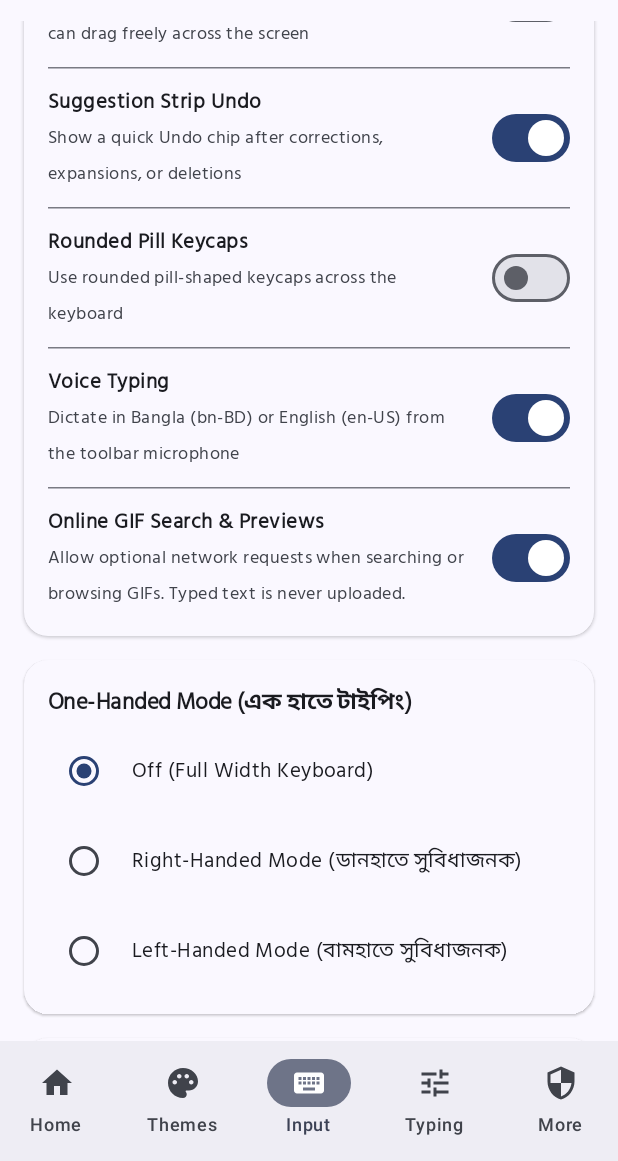
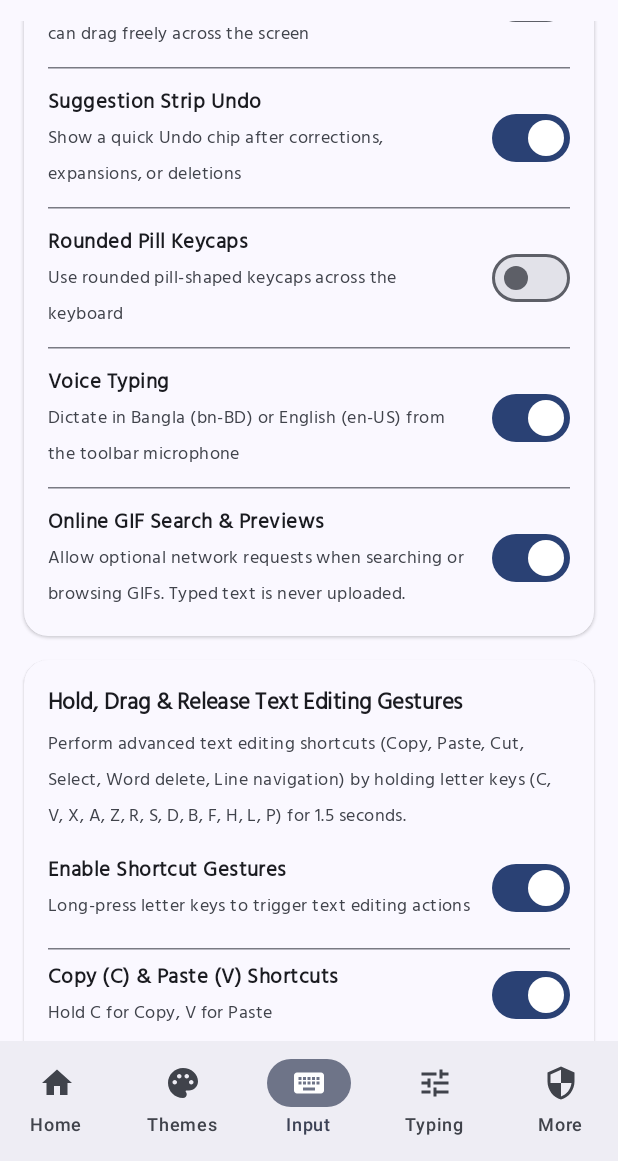
Before and after one commit to AdiBhaiAlpha/Okkhor-bangla-keyboard, an Android app built with Jetpack Compose: the screen it shows after launch (MainActivity), item 3 of the bottom bar chosen, scrolled down 1428 dp, on a phone screen of 412 x 824 dp, the part 75-1236 px from its top. Run offline under Robolectric (Android 15) with nearby library versions, the phone set to English and light mode, and no system bars.

Commit message:
feat: add gesture-based text editing shortcuts
Implement gesture-based text editing controls, including copy, paste, cut, word navigation, and line navigation, triggerable via long-press on specific keys. Added configuration settings and input service logic to support these new input gestures.

```diff
--- a/app/src/main/java/com/example/okkhor/data/model/KeyboardSettings.kt
+++ b/app/src/main/java/com/example/okkhor/data/model/KeyboardSettings.kt
@@ -59,7 +59,23 @@ data class KeyboardSettings(
     val floatingOffsetX: Float = 0f,
     val floatingOffsetY: Float = 0f,
     val customTranslationUrl: String = "",
-    val customThemeJson: String = ""
+    val customThemeJson: String = "",
+    val shortcutGesturesEnabled: Boolean = true,
+    val shortcutCopyEnabled: Boolean = true,
+    val shortcutPasteEnabled: Boolean = true,
+    val shortcutCutEnabled: Boolean = true,
+    val shortcutSelectAllEnabled: Boolean = true,
+    val shortcutUndoEnabled: Boolean = true,
+    val shortcutRedoEnabled: Boolean = true,
+    val shortcutSelectWordEnabled: Boolean = true,
+    val shortcutDeleteWordEnabled: Boolean = true,
+    val shortcutPrevWordEnabled: Boolean = true,
+    val shortcutNextWordEnabled: Boolean = true,
+    val shortcutLineStartEnabled: Boolean = true,
+    val shortcutLineEndEnabled: Boolean = true,
+    val shortcutClipboardDockEnabled: Boolean = true,
+    val shortcutLongPressDurationMs: Long = 1500L,
+    val shortcutHapticEnabled: Boolean = true
 )
 
 data class ShortcutItem(
--- a/app/src/main/java/com/example/okkhor/data/preferences/KeyboardPreferencesRepository.kt
+++ b/app/src/main/java/com/example/okkhor/data/preferences/KeyboardPreferencesRepository.kt
@@ -136,7 +136,23 @@ class KeyboardPreferencesRepository private constructor(context: Context) {
             floatingOffsetX = prefs.getFloat(KEY_FLOATING_OFFSET_X, 0f).coerceIn(-120f, 120f),
             floatingOffsetY = prefs.getFloat(KEY_FLOATING_OFFSET_Y, 0f).coerceIn(-160f, 0f),
             customTranslationUrl = prefs.getString(KEY_CUSTOM_TRANSLATION_URL, "") ?: "",
-            customThemeJson = prefs.getString(KEY_CUSTOM_THEME_JSON, "") ?: ""
+            customThemeJson = prefs.getString(KEY_CUSTOM_THEME_JSON, "") ?: "",
+            shortcutGesturesEnabled = prefs.getBoolean(KEY_SHORTCUT_GESTURES_ENABLED, true),
+            shortcutCopyEnabled = prefs.getBoolean(KEY_SHORTCUT_COPY_ENABLED, true),
+            shortcutPasteEnabled = prefs.getBoolean(KEY_SHORTCUT_PASTE_ENABLED, true),
+            shortcutCutEnabled = prefs.getBoolean(KEY_SHORTCUT_CUT_ENABLED, true),
+            shortcutSelectAllEnabled = prefs.getBoolean(KEY_SHORTCUT_SELECT_ALL_ENABLED, true),
+            shortcutUndoEnabled = prefs.getBoolean(KEY_SHORTCUT_UNDO_ENABLED, true),
+            shortcutRedoEnabled = prefs.getBoolean(KEY_SHORTCUT_REDO_ENABLED, true),
+            shortcutSelectWordEnabled = prefs.getBoolean(KEY_SHORTCUT_SELECT_WORD_ENABLED, true),
+            shortcutDeleteWordEnabled = prefs.getBoolean(KEY_SHORTCUT_DELETE_WORD_ENABLED, true),
+            shortcutPrevWordEnabled = prefs.getBoolean(KEY_SHORTCUT_PREV_WORD_ENABLED, true),
+            shortcutNextWordEnabled = prefs.getBoolean(KEY_SHORTCUT_NEXT_WORD_ENABLED, true),
+            shortcutLineStartEnabled = prefs.getBoolean(KEY_SHORTCUT_LINE_START_ENABLED, true),
+            shortcutLineEndEnabled = prefs.getBoolean(KEY_SHORTCUT_LINE_END_ENABLED, true),
+            shortcutClipboardDockEnabled = prefs.getBoolean(KEY_SHORTCUT_CLIPBOARD_DOCK_ENABLED, true),
+            shortcutLongPressDurationMs = prefs.getLong(KEY_SHORTCUT_LONG_PRESS_DURATION_MS, 1500L).coerceIn(1000L, 3000L),
+            shortcutHapticEnabled = prefs.getBoolean(KEY_SHORTCUT_HAPTIC_ENABLED, true)
         )
     }
 
@@ -191,6 +207,22 @@ class KeyboardPreferencesRepository private constructor(context: Context) {
             putFloat(KEY_FLOATING_OFFSET_Y, updated.floatingOffsetY)
             putString(KEY_CUSTOM_TRANSLATION_URL, updated.customTranslationUrl)
             putString(KEY_CUSTOM_THEME_JSON, updated.customThemeJson)
+            putBoolean(KEY_SHORTCUT_GESTURES_ENABLED, updated.shortcutGesturesEnabled)
+            putBoolean(KEY_SHORTCUT_COPY_ENABLED, updated.shortcutCopyEnabled)
+            putBoolean(KEY_SHORTCUT_PASTE_ENABLED, updated.shortcutPasteEnabled)
+            putBoolean(KEY_SHORTCUT_CUT_ENABLED, updated.shortcutCutEnabled)
+            putBoolean(KEY_SHORTCUT_SELECT_ALL_ENABLED, updated.shortcutSelectAllEnabled)
+            putBoolean(KEY_SHORTCUT_UNDO_ENABLED, updated.shortcutUndoEnabled)
+            putBoolean(KEY_SHORTCUT_REDO_ENABLED, updated.shortcutRedoEnabled)
+            putBoolean(KEY_SHORTCUT_SELECT_WORD_ENABLED, updated.shortcutSelectWordEnabled)
+            putBoolean(KEY_SHORTCUT_DELETE_WORD_ENABLED, updated.shortcutDeleteWordEnabled)
+            putBoolean(KEY_SHORTCUT_PREV_WORD_ENABLED, updated.shortcutPrevWordEnabled)
+            putBoolean(KEY_SHORTCUT_NEXT_WORD_ENABLED, updated.shortcutNextWordEnabled)
+            putBoolean(KEY_SHORTCUT_LINE_START_ENABLED, updated.shortcutLineStartEnabled)
+            putBoolean(KEY_SHORTCUT_LINE_END_ENABLED, updated.shortcutLineEndEnabled)
+            putBoolean(KEY_SHORTCUT_CLIPBOARD_DOCK_ENABLED, updated.shortcutClipboardDockEnabled)
+            putLong(KEY_SHORTCUT_LONG_PRESS_DURATION_MS, updated.shortcutLongPressDurationMs)
+            putBoolean(KEY_SHORTCUT_HAPTIC_ENABLED, updated.shortcutHapticEnabled)
             apply()
         }
         if (updated.clipboardRetentionHours != previous.clipboardRetentionHours) {
@@ -615,6 +647,22 @@ class KeyboardPreferencesRepository private constructor(context: Context) {
         private const val KEY_FLOATING_OFFSET_Y = "pref_floating_offset_y"
         private const val KEY_CUSTOM_TRANSLATION_URL = "pref_custom_translation_url"
         private const val KEY_CUSTOM_THEME_JSON = "pref_custom_theme_json"
+        private const val KEY_SHORTCUT_GESTURES_ENABLED = "pref_shortcut_gestures_enabled"
+        private const val KEY_SHORTCUT_COPY_ENABLED = "pref_shortcut_copy_enabled"
+        private const val KEY_SHORTCUT_PASTE_ENABLED = "pref_shortcut_paste_enabled"
+        private const val KEY_SHORTCUT_CUT_ENABLED = "pref_shortcut_cut_enabled"
+        private const val KEY_SHORTCUT_SELECT_ALL_ENABLED = "pref_shortcut_select_all_enabled"
+        private const val KEY_SHORTCUT_UNDO_ENABLED = "pref_shortcut_undo_enabled"
+        private const val KEY_SHORTCUT_REDO_ENABLED = "pref_shortcut_redo_enabled"
+        private const val KEY_SHORTCUT_SELECT_WORD_ENABLED = "pref_shortcut_select_word_enabled"
+        private const val KEY_SHORTCUT_DELETE_WORD_ENABLED = "pref_shortcut_delete_word_enabled"
+        private const val KEY_SHORTCUT_PREV_WORD_ENABLED = "pref_shortcut_prev_word_enabled"
+        private const val KEY_SHORTCUT_NEXT_WORD_ENABLED = "pref_shortcut_next_word_enabled"
+        private const val KEY_SHORTCUT_LINE_START_ENABLED = "pref_shortcut_line_start_enabled"
+        private const val KEY_SHORTCUT_LINE_END_ENABLED = "pref_shortcut_line_end_enabled"
+        private const val KEY_SHORTCUT_CLIPBOARD_DOCK_ENABLED = "pref_shortcut_clipboard_dock_enabled"
+        private const val KEY_SHORTCUT_LONG_PRESS_DURATION_MS = "pref_shortcut_long_press_duration_ms"
+        private const val KEY_SHORTCUT_HAPTIC_ENABLED = "pref_shortcut_haptic_enabled"
         private const val KEY_SHORTCUTS = "pref_shortcuts_json"
         private const val KEY_CLIPBOARD = "pref_clipboard_json"
         private const val KEY_RECENT_EMOJIS = "pref_recent_emojis"
--- a/app/src/main/java/com/example/okkhor/ui/settings/InputSettingsSection.kt
+++ b/app/src/main/java/com/example/okkhor/ui/settings/InputSettingsSection.kt
@@ -399,6 +399,84 @@ fun InputSettingsSection(
             }
         }
 
+        // Hold, Drag & Release Text Editing Gestures Card
+        Card(
+            modifier = Modifier.fillMaxWidth(),
+            shape = RoundedCornerShape(16.dp),
+            colors = CardDefaults.cardColors(
+                containerColor = MaterialTheme.colorScheme.surface
+            ),
+            elevation = CardDefaults.cardElevation(defaultElevation = 1.dp)
+        ) {
+            Column(
+                modifier = Modifier
+                    .fillMaxWidth()
+                    .padding(16.dp)
+            ) {
+                Text(
+                    text = "Hold, Drag & Release Text Editing Gestures",
+                    fontSize = 15.sp,
+                    fontWeight = FontWeight.Bold,
+                    modifier = Modifier.padding(bottom = 4.dp)
+                )
+                Text(
+                    text = "Perform advanced text editing shortcuts (Copy, Paste, Cut, Select, Word delete, Line navigation) by holding letter keys (C, V, X, A, Z, R, S, D, B, F, H, L, P) for 1.5 seconds.",
+                    fontSize = 12.sp,
+                    color = MaterialTheme.colorScheme.onSurfaceVariant,
+                    modifier = Modifier.padding(bottom = 12.dp)
+                )
+
+                SettingToggleItem(
+                    title = "Enable Shortcut Gestures",
+                    description = "Long-press letter keys to trigger text editing actions",
+                    checked = settings.shortcutGesturesEnabled,
+                    tag = "switch_shortcut_gestures",
+                    onCheckedChange = { checked ->
+                        onUpdateSettings { it.copy(shortcutGesturesEnabled = checked) }
+                    }
+                )
+
+                if (settings.shortcutGesturesEnabled) {
+                    Spacer(modifier = Modifier.height(10.dp))
+                    HorizontalDivider(modifier = Modifier.padding(vertical = 6.dp))
+
+                    SettingToggleItem(
+                        title = "Copy (C) & Paste (V) Shortcuts",
+                        description = "Hold C for Copy, V for Paste",
+                        checked = settings.shortcutCopyEnabled && settings.shortcutPasteEnabled,
+                        tag = "switch_shortcut_copy_paste",
+                        onCheckedChange = { checked ->
+                            onUpdateSettings { it.copy(shortcutCopyEnabled = checked, shortcutPasteEnabled = checked) }
+                        }
+                    )
+
+                    HorizontalDivider(modifier = Modifier.padding(vertical = 8.dp))
+
+                    SettingToggleItem(
+                        title = "Select Word (S) & Delete Word (D)",
+                        description = "Hold S to select word at cursor, D to delete word",
+                        checked = settings.shortcutSelectWordEnabled && settings.shortcutDeleteWordEnabled,
+                        tag = "switch_shortcut_word_actions",
+                        onCheckedChange = { checked ->
+                            onUpdateSettings { it.copy(shortcutSelectWordEnabled = checked, shortcutDeleteWordEnabled = checked) }
+                        }
+                    )
+
+                    HorizontalDivider(modifier = Modifier.padding(vertical = 8.dp))
+
+                    SettingToggleItem(
+                        title = "Line Start (H) & Line End (L) Shortcuts",
+                        description = "Hold H to jump to start of line, L to jump to end of line",
+                        checked = settings.shortcutLineStartEnabled && settings.shortcutLineEndEnabled,
+                        tag = "switch_shortcut_line_actions",
+                        onCheckedChange = { checked ->
+                            onUpdateSettings { it.copy(shortcutLineStartEnabled = checked, shortcutLineEndEnabled = checked) }
+                        }
+                    )
+                }
+            }
+        }
+
         // One-Handed Mode Card
         Card(
             modifier = Modifier.fillMaxWidth(),
```
Also changed, not shown: app/src/main/java/com/example/okkhor/ime/OkkhorInputMethodService.kt (+48 -1 lines).
